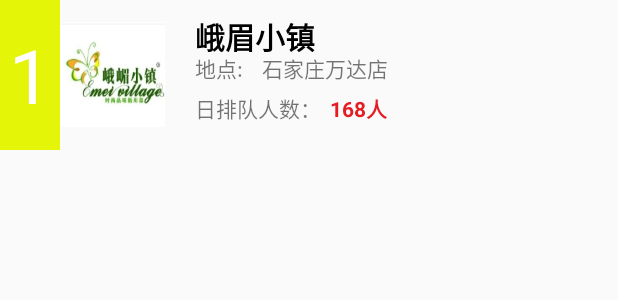
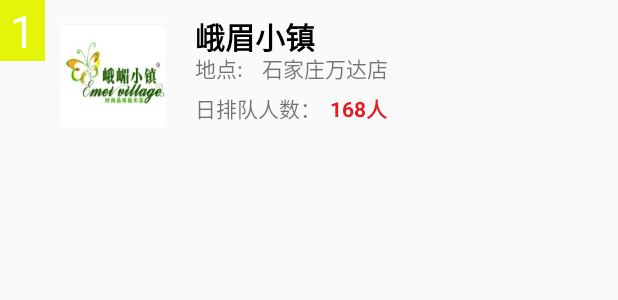
Before and after one commit to shihangqi/new_project, an Android app: the layout rank_item.xml on its own in the app's theme, with its tools: preview values and no code run, on a phone screen of 412 x 824 dp. Shown: the top 300 px of the screen. Run offline under Robolectric (Android 15) with nearby library versions, the light colour scheme and no system bars.

```diff
--- a/app/src/main/res/layout/rank_item.xml
+++ b/app/src/main/res/layout/rank_item.xml
@@ -11,12 +11,12 @@
             android:layout_width="40dp"
             android:layout_height="match_parent">
             <TextView
-                android:layout_width="match_parent"
-                android:layout_height="match_parent"
+                android:layout_width="30dp"
+                android:layout_height="wrap_content"
                 android:text="1"
                 android:id="@+id/tv"
                 android:textColor="#fff"
-                android:textSize="50sp"
+                android:textSize="30sp"
                 android:gravity="center"
                 android:background="#e5f507"/>
         </LinearLayout>
```
Also changed, not shown: app/src/main/res/drawable/orderok.jpg (added), 9 other files.
